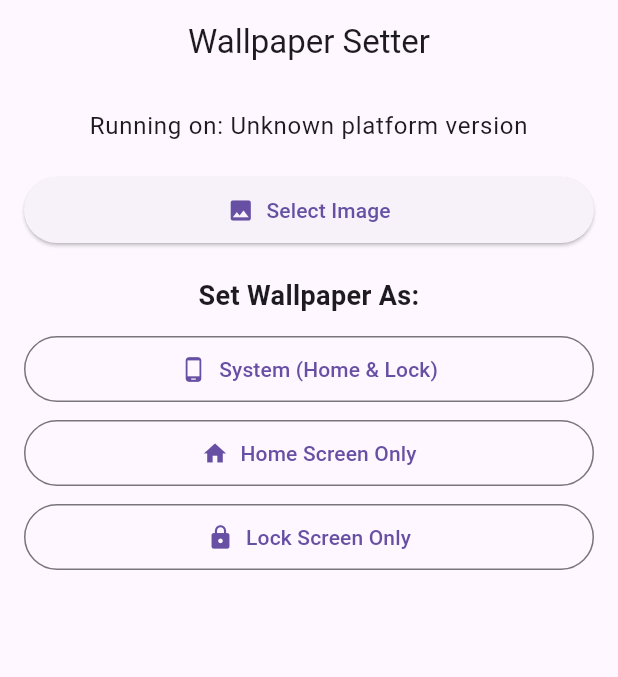
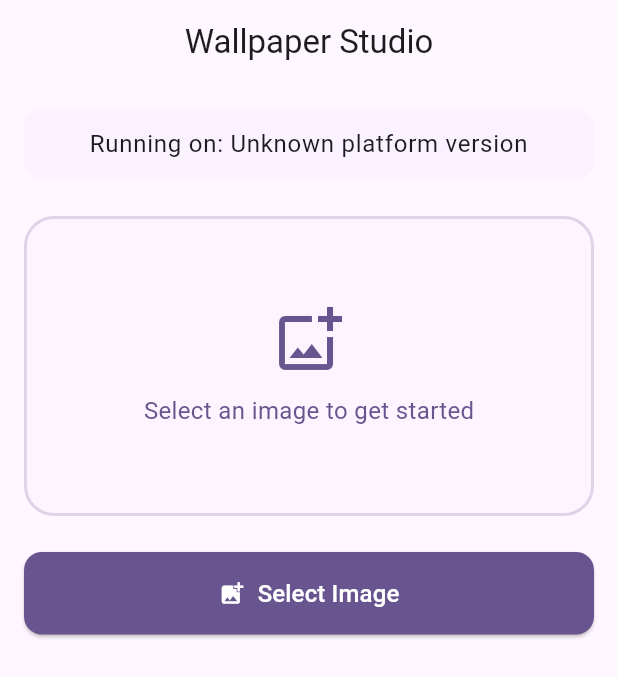
Before and after one commit to hlarchi/set_wallpaper, a Flutter app: the screen it shows after launch, on a phone screen of 412 x 824 dp. Shown: the top 677 px of the screen. Run offline on Flutter 3.47's test engine with Material 3 defaults, Android fonts, the phone set to English and light mode, and no system bars; our stand-ins replace image_picker, plugin_platform_interface.

Commit message:
sample codes updated

```diff
--- a/example/lib/main.dart
+++ b/example/lib/main.dart
@@ -1,13 +1,7 @@
-// First, add these dependencies to pubspec.yaml:
-// dependencies:
-//   image_picker: ^1.0.7
-//   path_provider: ^2.1.2
-
 import 'dart:io';
 import 'package:flutter/material.dart';
 import 'package:flutter/services.dart';
 import 'package:image_picker/image_picker.dart';
-import 'package:path_provider/path_provider.dart';
 import 'package:set_wallpaper/set_wallpaper.dart';
 
 void main() {
@@ -22,8 +16,18 @@ class MyApp extends StatelessWidget {
     return MaterialApp(
       debugShowCheckedModeBanner: false,
       theme: ThemeData(
-        primarySwatch: Colors.indigo,
         useMaterial3: true,
+        colorScheme: ColorScheme.fromSeed(
+          seedColor: Colors.deepPurple,
+          brightness: Brightness.light,
+        ),
+      ),
+      darkTheme: ThemeData(
+        useMaterial3: true,
+        colorScheme: ColorScheme.fromSeed(
+          seedColor: Colors.deepPurple,
+          brightness: Brightness.dark,
+        ),
       ),
       home: const HomeScreen(),
     );
@@ -37,15 +41,30 @@ class HomeScreen extends StatefulWidget {
   State<HomeScreen> createState() => _HomeScreenState();
 }
 
-class _HomeScreenState extends State<HomeScreen> {
+class _HomeScreenState extends State<HomeScreen> with SingleTickerProviderStateMixin {
   String? _selectedImagePath;
   String _platformVersion = 'Unknown';
   bool _isLoading = false;
+  late AnimationController _animationController;
+  late Animation<double> _fadeAnimation;
 
   @override
   void initState() {
     super.initState();
     _getPlatformVersion();
+    _animationController = AnimationController(
+      vsync: this,
+      duration: const Duration(milliseconds: 300),
+    );
+    _fadeAnimation = Tween<double>(begin: 0.0, end: 1.0).animate(
+      CurvedAnimation(parent: _animationController, curve: Curves.easeIn),
+    );
+  }
+
+  @override
+  void dispose() {
+    _animationController.dispose();
+    super.dispose();
   }
 
   final _setWallpaperPlugin = SetWallpaper();
@@ -65,20 +84,23 @@ class _HomeScreenState extends State<HomeScreen> {
 
   Future<void> _pickImage() async {
     final ImagePicker picker = ImagePicker();
-    final XFile? image = await picker.pickImage(source: ImageSource.gallery);
+    final XFile? image = await picker.pickImage(
+      source: ImageSource.gallery,
+      imageQuality: 100,
+    );
 
     if (image != null) {
       setState(() {
         _selectedImagePath = image.path;
       });
+      _animationController.reset();
+      _animationController.forward();
     }
   }
 
   Future<void> _setWallpaper(WallpaperType type) async {
     if (_selectedImagePath == null) {
-      ScaffoldMessenger.of(context).showSnackBar(
-        const SnackBar(content: Text('Please select an image first')),
-      );
+      _showMessage('Please select an image first', isError: true);
       return;
     }
 
@@ -93,15 +115,11 @@ class _HomeScreenState extends State<HomeScreen> {
       );
 
       if (mounted) {
-        ScaffoldMessenger.of(context).showSnackBar(
-          const SnackBar(content: Text('Wallpaper set successfully')),
-        );
+        _showMessage('Wallpaper set successfully! ✨');
       }
     } catch (e) {
       if (mounted) {
-        ScaffoldMessenger.of(context).showSnackBar(
-          SnackBar(content: Text('Failed to set wallpaper: $e')),
-        );
+        _showMessage('Failed to set wallpaper: $e', isError: true);
       }
     } finally {
       setState(() {
@@ -110,80 +128,182 @@ class _HomeScreenState extends State<HomeScreen> {
     }
   }
 
+  void _showMessage(String message, {bool isError = false}) {
+    ScaffoldMessenger.of(context).showSnackBar(
+      SnackBar(
+        content: Text(message),
+        backgroundColor: isError ? Colors.red : Colors.green,
+        behavior: SnackBarBehavior.floating,
+        shape: RoundedRectangleBorder(
+          borderRadius: BorderRadius.circular(10),
+        ),
+        margin: const EdgeInsets.all(16),
+      ),
+    );
+  }
+
   @override
   Widget build(BuildContext context) {
+    final colorScheme = Theme.of(context).colorScheme;
+
     return Scaffold(
       appBar: AppBar(
-        title: const Text('Wallpaper Setter'),
+        title: const Text('Wallpaper Studio'),
         centerTitle: true,
+        elevation: 0,
+        backgroundColor: Colors.transparent,
       ),
-      body: _isLoading
-          ? const Center(child: CircularProgressIndicator())
-          : SingleChildScrollView(
+      body: Stack(
+        children: [
+          SingleChildScrollView(
+            physics: const BouncingScrollPhysics(),
             child: Padding(
               padding: const EdgeInsets.all(16.0),
               child: Column(
                 crossAxisAlignment: CrossAxisAlignment.stretch,
                 children: [
-              Text(
+                  Container(
+                    padding: const EdgeInsets.all(12),
+                    decoration: BoxDecoration(
+                      color: colorScheme.primaryContainer.withOpacity(0.2),
+                      borderRadius: BorderRadius.circular(12),
+                    ),
+                    child: Text(
                       'Running on: $_platformVersion',
                       textAlign: TextAlign.center,
                       style: Theme.of(context).textTheme.bodyLarge,
                     ),
-              const SizedBox(height: 20),
-              if (_selectedImagePath != null) ...[
-                ClipRRect(
-                  borderRadius: BorderRadius.circular(12),
+                  ),
+                  const SizedBox(height: 24),
+                  if (_selectedImagePath != null)
+                    FadeTransition(
+                      opacity: _fadeAnimation,
+                      child: Container(
+                        height: 400,
+                        decoration: BoxDecoration(
+                          borderRadius: BorderRadius.circular(20),
+                          boxShadow: [
+                            BoxShadow(
+                              color: Colors.black.withOpacity(0.2),
+                              blurRadius: 10,
+                              offset: const Offset(0, 5),
+                            ),
+                          ],
+                        ),
+                        child: ClipRRect(
+                          borderRadius: BorderRadius.circular(20),
                           child: Image.file(
                             File(_selectedImagePath!),
-                    height: 300,
-                    width: double.infinity,
                             fit: BoxFit.cover,
                           ),
                         ),
-                const SizedBox(height: 20),
+                      ),
+                    )
+                  else
+                    Container(
+                      height: 200,
+                      decoration: BoxDecoration(
+                        color: colorScheme.primaryContainer.withOpacity(0.1),
+                        borderRadius: BorderRadius.circular(20),
+                        border: Border.all(
+                          color: colorScheme.primary.withOpacity(0.2),
+                          width: 2,
+                          style: BorderStyle.solid,
+                        ),
+                      ),
+                      child: Column(
+                        mainAxisAlignment: MainAxisAlignment.center,
+                        children: [
+                          Icon(
+                            Icons.add_photo_alternate_outlined,
+                            size: 48,
+                            color: colorScheme.primary,
+                          ),
+                          const SizedBox(height: 12),
+                          Text(
+                            'Select an image to get started',
+                            style: TextStyle(
+                              color: colorScheme.primary,
+                              fontSize: 16,
+                            ),
+                          ),
                         ],
+                      ),
+                    ),
+                  const SizedBox(height: 24),
                   ElevatedButton.icon(
                     onPressed: _pickImage,
-                icon: const Icon(Icons.image),
-                label: Text(_selectedImagePath == null
-                    ? 'Select Image'
-                    : 'Change Image'
+                    icon: const Icon(Icons.add_photo_alternate),
+                    label: Text(
+                      _selectedImagePath == null ? 'Select Image' : 'Change Image',
+                      style: const TextStyle(fontSize: 16),
                     ),
                     style: ElevatedButton.styleFrom(
-                  padding: const EdgeInsets.symmetric(vertical: 12),
+                      padding: const EdgeInsets.symmetric(vertical: 16),
+                      backgroundColor: colorScheme.primary,
+                      foregroundColor: colorScheme.onPrimary,
+                      shape: RoundedRectangleBorder(
+                        borderRadius: BorderRadius.circular(12),
                       ),
                     ),
-              const SizedBox(height: 20),
-              const Text(
+                  ),
+                  if (_selectedImagePath != null) ...[
+                    const SizedBox(height: 24),
+                    Text(
                       'Set Wallpaper As:',
                       textAlign: TextAlign.center,
-                style: TextStyle(
-                  fontSize: 18,
+                      style: Theme.of(context).textTheme.titleLarge?.copyWith(
                         fontWeight: FontWeight.bold,
                       ),
                     ),
-              const SizedBox(height: 12),
+                    const SizedBox(height: 16),
                     _WallpaperOptionButton(
                       icon: Icons.phone_android,
                       label: 'System (Home & Lock)',
                       onPressed: () => _setWallpaper(WallpaperType.system),
+                      colorScheme: colorScheme,
                     ),
-              const SizedBox(height: 8),
+                    const SizedBox(height: 12),
                     _WallpaperOptionButton(
-                icon: Icons.home,
+                      icon: Icons.home_rounded,
                       label: 'Home Screen Only',
                       onPressed: () => _setWallpaper(WallpaperType.home),
+                      colorScheme: colorScheme,
                     ),
-              const SizedBox(height: 8),
+                    const SizedBox(height: 12),
                     _WallpaperOptionButton(
-                icon: Icons.lock,
+                      icon: Icons.lock_rounded,
                       label: 'Lock Screen Only',
                       onPressed: () => _setWallpaper(WallpaperType.lock),
+                      colorScheme: colorScheme,
                     ),
+                  ],
                 ],
               ),
             ),
+          ),
+          if (_isLoading)
+            Container(
+              color: Colors.black.withOpacity(0.5),
+              child: Center(
+                child: Container(
+                  padding: const EdgeInsets.all(20),
+                  decoration: BoxDecoration(
+                    color: Theme.of(context).scaffoldBackgroundColor,
+                    borderRadius: BorderRadius.circular(12),
+                  ),
+                  child: Column(
+                    mainAxisSize: MainAxisSize.min,
+                    children: [
+                      const CircularProgressIndicator(),
+                      const SizedBox(height: 16),
+                      const Text('Setting wallpaper...'),
+                    ],
+                  ),
+                ),
+              ),
+            ),
+        ],
       ),
     );
   }
@@ -193,21 +313,40 @@ class _WallpaperOptionButton extends StatelessWidget {
   final IconData icon;
   final String label;
   final VoidCallback onPressed;
+  final ColorScheme colorScheme;
 
   const _WallpaperOptionButton({
     required this.icon,
     required this.label,
     required this.onPressed,
+    required this.colorScheme,
   });
 
   @override
   Widget build(BuildContext context) {
-    return OutlinedButton.icon(
+    return Container(
+      decoration: BoxDecoration(
+        borderRadius: BorderRadius.circular(12),
+        boxShadow: [
+          BoxShadow(
+            color: colorScheme.primary.withOpacity(0.1),
+            blurRadius: 8,
+            offset: const Offset(0, 2),
+          ),
+        ],
+      ),
+      child: OutlinedButton.icon(
         onPressed: onPressed,
         icon: Icon(icon),
         label: Text(label),
         style: OutlinedButton.styleFrom(
-        padding: const EdgeInsets.symmetric(vertical: 12),
+          padding: const EdgeInsets.symmetric(vertical: 16, horizontal: 24),
+          side: BorderSide(color: colorScheme.primary),
+          shape: RoundedRectangleBorder(
+            borderRadius: BorderRadius.circular(12),
+          ),
+          backgroundColor: colorScheme.surface,
+        ),
       ),
     );
   }
--- a/example/pubspec.yaml
+++ b/example/pubspec.yaml
@@ -29,7 +29,6 @@ dependencies:
   # Use with the CupertinoIcons class for iOS style icons.
   cupertino_icons: ^1.0.8
   image_picker: ^1.0.7
-  path_provider: ^2.1.2
 
 dev_dependencies:
   integration_test:
```
Also changed, not shown: example/pubspec.lock, 1 other file. Lines whose indentation alone changed are shown as unchanged.
